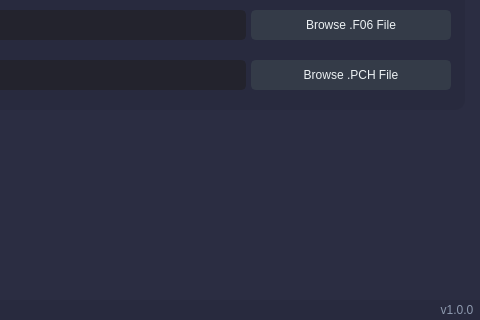
oncosmin/PROCESS, file ui_main.ui: the form before one commit; both pictures show x 520 to 1000 and y 330 to 650 of the 1000 by 650 pixel window.
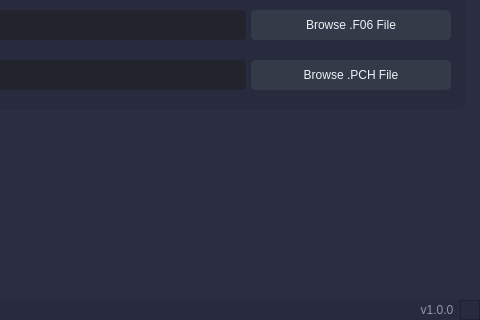
The form after the commit. The open tabs and pages were chosen to show the change. Icons and pictures are not drawn.

Commit message: modified ui to include size grip frame in right lower corner

```diff
--- a/ui_main.ui
+++ b/ui_main.ui
@@ -4225,6 +4225,28 @@
                </property>
               </widget>
              </item>
+             <item>
+              <widget class="QFrame" name="SizeGrip_Frame">
+               <property name="minimumSize">
+                <size>
+                 <width>20</width>
+                 <height>0</height>
+                </size>
+               </property>
+               <property name="maximumSize">
+                <size>
+                 <width>20</width>
+                 <height>16777215</height>
+                </size>
+               </property>
+               <property name="frameShape">
+                <enum>QFrame::StyledPanel</enum>
+               </property>
+               <property name="frameShadow">
+                <enum>QFrame::Raised</enum>
+               </property>
+              </widget>
+             </item>
             </layout>
            </widget>
           </item>
```
Left out of the diff: 2 changed lines with no effect on the pictures.
